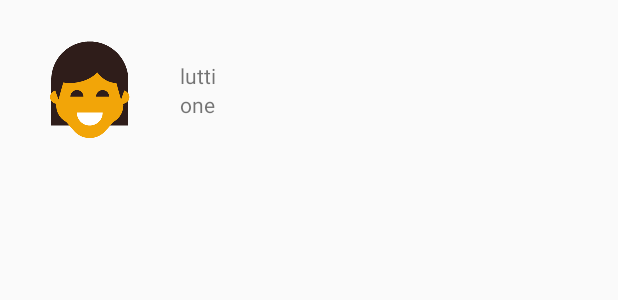
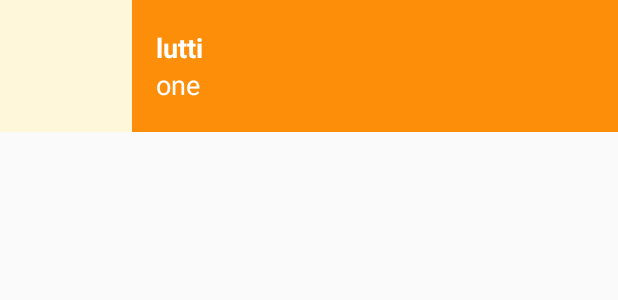
Before and after one commit to CruiseDevice/Miwok, an Android app: the layout list_item.xml on its own in the app's theme, with its tools: preview values and no code run, on a phone screen of 412 x 824 dp. Shown: the top 300 px of the screen. Run offline under Robolectric (Android 15) with nearby library versions, the phone set to English and light mode, and no system bars.

Commit message:
visual polish

```diff
--- a/app/src/main/java/com/example/android/miwok/WordAdapter.java
+++ b/app/src/main/java/com/example/android/miwok/WordAdapter.java
@@ -50,7 +50,7 @@
 
 
         // Find the ImageView in the list_item.xml layout with the ID list_item_icon
-        ImageView iconView = (ImageView) listItemView.findViewById(R.id.imgview);
+        ImageView iconView = (ImageView) listItemView.findViewById(R.id.image);
         // Get the image resource ID from the current AndroidFlavor object and
         // set the image to iconView
         iconView.setImageResource(currentWord.getmImageResourceId());
--- a/app/src/main/res/layout/list_item.xml
+++ b/app/src/main/res/layout/list_item.xml
@@ -1,40 +1,59 @@
 <?xml version="1.0" encoding="utf-8"?>
+<!-- Copyright (C) 2016 The Android Open Source Project
+
+     Licensed under the Apache License, Version 2.0 (the "License");
+     you may not use this file except in compliance with the License.
+     You may obtain a copy of the License at
+
+          http://www.apache.org/licenses/LICENSE-2.0
+
+     Unless required by applicable law or agreed to in writing, software
+     distributed under the License is distributed on an "AS IS" BASIS,
+     WITHOUT WARRANTIES OR CONDITIONS OF ANY KIND, either express or implied.
+     See the License for the specific language governing permissions and
+     limitations under the License.
+-->
+<!-- Layout for a single list item -->
 <LinearLayout xmlns:android="http://schemas.android.com/apk/res/android"
     xmlns:tools="http://schemas.android.com/tools"
-    android:orientation="horizontal"
     android:layout_width="match_parent"
     android:layout_height="wrap_content"
-    android:minHeight="?android:attr/listPreferredItemHeight"
-    android:paddingBottom="@dimen/activity_vertical_margin"
-    android:paddingLeft="@dimen/activity_horizontal_margin"
-    android:paddingRight="@dimen/activity_horizontal_margin"
-    android:paddingTop="@dimen/activity_vertical_margin"
-    android:gravity="center_vertical">
-
+    android:background="@color/tan_background"
+    android:minHeight="@dimen/list_item_height"
+    android:orientation="horizontal">
 
     <ImageView
-        android:layout_width="wrap_content"
-        android:layout_height="wrap_content"
-        android:src="@drawable/family_daughter"
-        android:paddingRight="16dp"
-        android:id="@+id/imgview"/>
+        android:id="@+id/image"
+        android:layout_width="@dimen/list_item_height"
+        android:layout_height="@dimen/list_item_height" />
 
     <LinearLayout
+        android:id="@+id/text_container"
         android:layout_width="match_parent"
-        android:layout_height="wrap_content"
-        android:orientation="vertical">
+        android:layout_height="match_parent"
+        android:background="@color/category_numbers"
+        android:orientation="vertical"
+        android:paddingLeft="16dp">
 
-    <TextView
-        android:layout_width="wrap_content"
-        android:layout_height="wrap_content"
-        android:id="@+id/miwok_text_view"
-        tools:text ="lutti"
-        />
-    <TextView
-        android:layout_width="wrap_content"
-        android:layout_height="wrap_content"
-        android:id="@+id/default_text_view"
-        tools:text="one"
-        />
+        <TextView
+            android:id="@+id/miwok_text_view"
+            android:layout_width="match_parent"
+            android:layout_height="0dp"
+            android:layout_weight="1"
+            android:gravity="bottom"
+            android:textAppearance="?android:textAppearanceMedium"
+            android:textColor="@android:color/white"
+            android:textStyle="bold"
+            tools:text="lutti" />
+
+        <TextView
+            android:id="@+id/default_text_view"
+            android:layout_width="match_parent"
+            android:layout_height="0dp"
+            android:layout_weight="1"
+            android:gravity="top"
+            android:textAppearance="?android:textAppearanceMedium"
+            android:textColor="@android:color/white"
+            tools:text="one" />
     </LinearLayout>
 </LinearLayout>
--- a/app/src/main/res/layout/word_list.xml
+++ b/app/src/main/res/layout/word_list.xml
@@ -4,7 +4,4 @@
     android:orientation="vertical"
     android:layout_width="match_parent"
     android:layout_height="match_parent"
-    android:paddingBottom="@dimen/activity_vertical_margin"
-    android:paddingLeft="@dimen/activity_horizontal_margin"
-    android:paddingRight="@dimen/activity_horizontal_margin"
-    android:paddingTop="@dimen/activity_vertical_margin" />
+    />
--- a/app/src/main/res/values/dimens.xml
+++ b/app/src/main/res/values/dimens.xml
@@ -1,11 +1,8 @@
 <!-- Copyright (C) 2016 The Android Open Source Project
-
      Licensed under the Apache License, Version 2.0 (the "License");
      you may not use this file except in compliance with the License.
      You may obtain a copy of the License at
-
           http://www.apache.org/licenses/LICENSE-2.0
-
      Unless required by applicable law or agreed to in writing, software
      distributed under the License is distributed on an "AS IS" BASIS,
      WITHOUT WARRANTIES OR CONDITIONS OF ANY KIND, either express or implied.
@@ -16,6 +13,5 @@
     <!-- Height of each list item -->
     <dimen name="list_item_height">88dp</dimen>
     <!-- Default screen margins, per the Android Design guidelines. -->
-    <dimen name="activity_horizontal_margin">16dp</dimen>
-    <dimen name="activity_vertical_margin">16dp</dimen>
+
 </resources>
```
